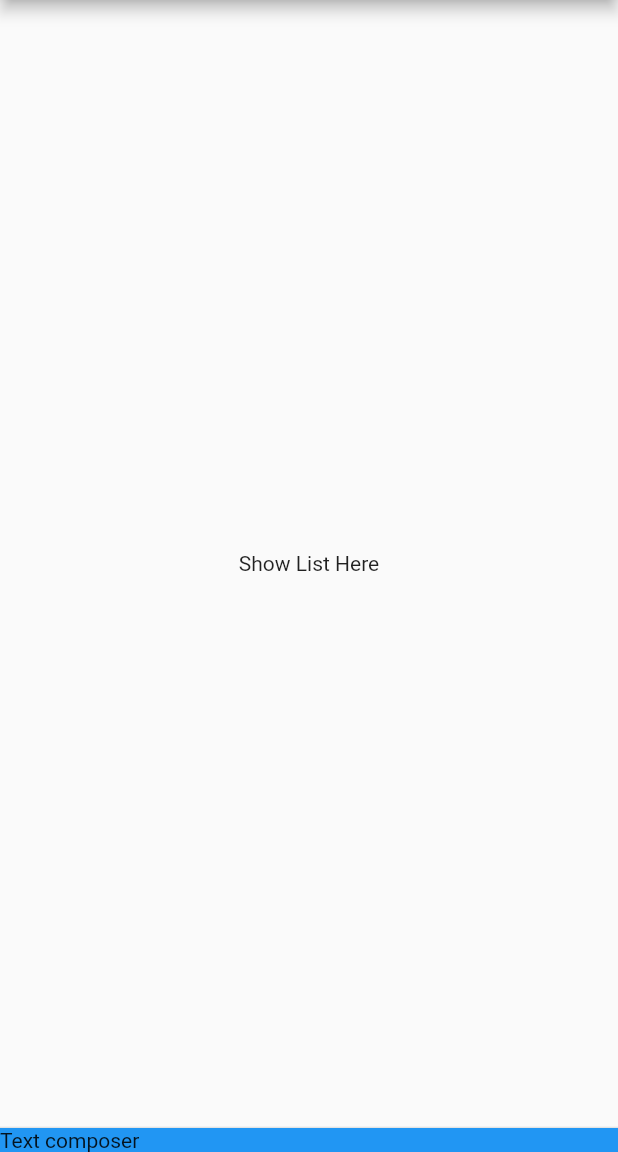
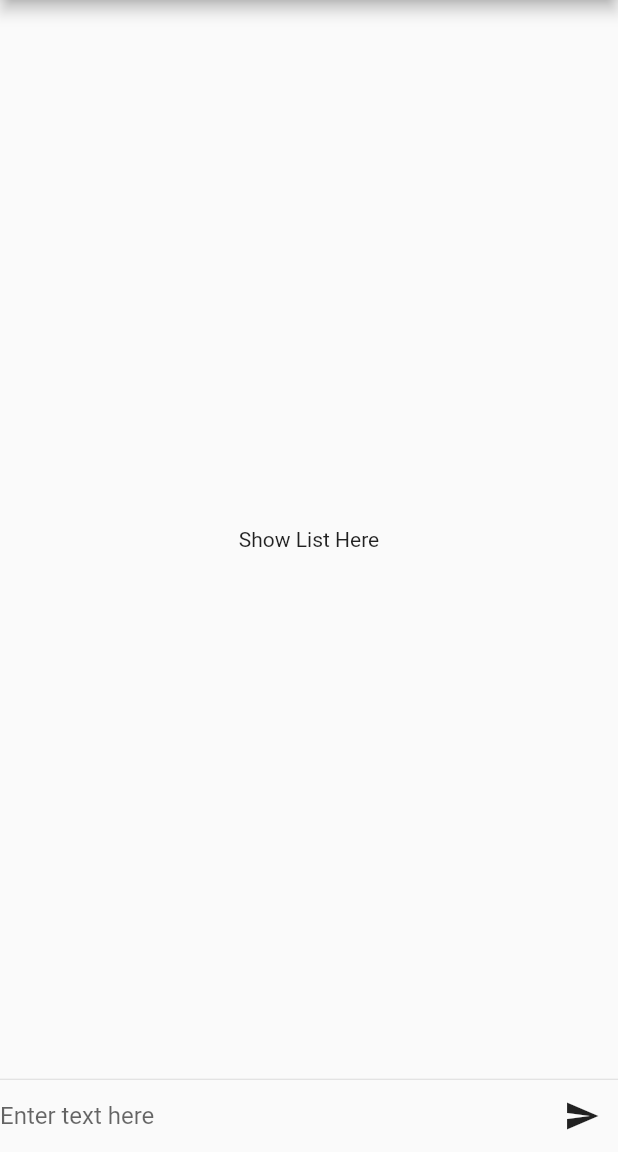
Before and after one commit to AkhilSharma1/flutter_firebase_codelab, a Flutter app: the screen it shows after launch, on a phone screen of 412 x 824 dp, the part 84-1236 px from its top. Run offline on Flutter 3.47's test engine with Material 2 defaults, Android fonts, the phone set to English and light mode, and no system bars.

Commit message:
lay out views in textComposer

```diff
--- a/codelab_my_friendlychat/lib/main.dart
+++ b/codelab_my_friendlychat/lib/main.dart
@@ -24,7 +24,7 @@ class ChatScreen extends StatefulWidget {
 }
 
 class ChatScreenState extends State<ChatScreen> {
-
+  TextEditingController _textEditingController = new TextEditingController();
 
   @override
   Widget build(BuildContext context) {
@@ -36,16 +36,30 @@ class ChatScreenState extends State<ChatScreen> {
           new Divider(
             height: 1.0,
           ),
-          new Container(color: Colors.blue, child: _buildTextComposer())
+          new Container(child: _buildTextComposer())
         ],
       ),
     );
   }
 
   Widget _buildTextComposer() {
-    return new Row(
-        children: <Widget>[
-          new Text('Text composer')]
-    );
+    return new Row(children: <Widget>[
+      new Flexible(
+          child: new TextField(
+            controller: _textEditingController,
+            decoration: new InputDecoration.collapsed(
+                hintText: 'Enter text here'),
+            onSubmitted: _handleTextSubmitted,
+          )),
+      new IconButton(
+          icon: new Icon(Icons.send),
+          onPressed: () => _handleTextSubmitted(_textEditingController.text))
+    ]);
+  }
+
+
+  void _handleTextSubmitted(String text) {
+    print('submitted called');
+
   }
 }
```
